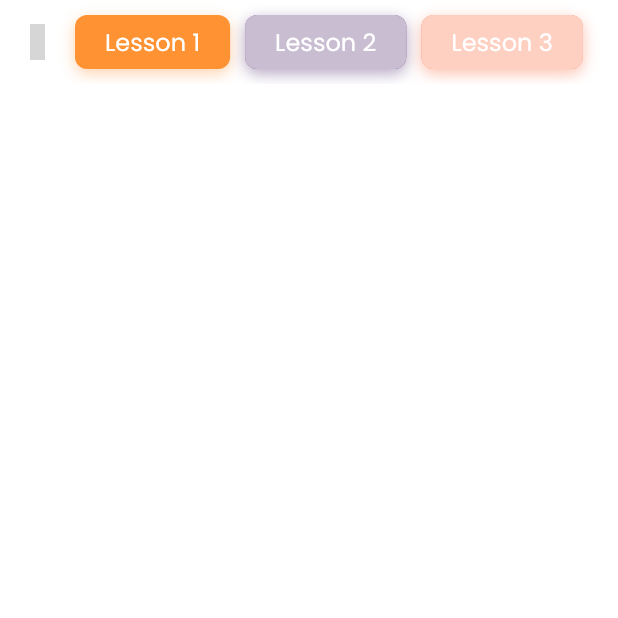
After one commit to kirandroid/Education-App-Design, a Flutter app: the CourseDetail screen opened directly, on a phone screen of 412 x 824 dp, the top half of it. The commit adds this screen. Run offline on Flutter 3.47's test engine with Material 2 defaults, Android fonts, the phone set to English and light mode, and no system bars; our stand-ins replace cached_network_image, flutter_icons, flutter_svg; network calls fail; grey boxes are pictures that could not be loaded.

Commit message:
home item design fix, course detail appbar added

```diff
--- a/lib/components/homeCategoryItem.dart
+++ b/lib/components/homeCategoryItem.dart
@@ -9,7 +9,6 @@ class HomeCategoryItem extends StatefulWidget {
   Color secondaryColor;
   String secondaryIcon;
   double secondaryIconHeight;
-  Color shadowColor;
 
   HomeCategoryItem(
       {this.primaryColor,
@@ -17,7 +16,6 @@ class HomeCategoryItem extends StatefulWidget {
       this.primaryTitle,
       this.secondaryColor,
       this.secondaryIcon,
-      this.shadowColor,
       this.secondaryIconHeight});
 
   @override
@@ -31,7 +29,9 @@ class _HomeCategoryItemState extends State<HomeCategoryItem> {
       height: 100,
       decoration: BoxDecoration(boxShadow: [
         BoxShadow(
-            color: widget.shadowColor, blurRadius: 10, offset: Offset(0.0, 6))
+            color: widget.primaryColor.withOpacity(0.4),
+            blurRadius: 10,
+            offset: Offset(0.0, 6))
       ], color: widget.primaryColor, borderRadius: BorderRadius.circular(10)),
       child: Row(
         mainAxisAlignment: MainAxisAlignment.spaceBetween,
--- a/lib/components/horizontalScrollCourseItem.dart
+++ b/lib/components/horizontalScrollCourseItem.dart
@@ -1,4 +1,5 @@
 import 'package:cached_network_image/cached_network_image.dart';
+import 'package:education_app/screen/courseDetail.dart';
 import 'package:flutter/material.dart';
 import 'package:education_app/utils/Theme.dart' as AppTheme;
 
@@ -19,6 +20,11 @@ class _HorizontalScrollCourseItemState
   Widget build(BuildContext context) {
     return Padding(
       padding: const EdgeInsets.only(left: 16),
+      child: InkWell(
+        onTap: () {
+          Navigator.push(
+              context, MaterialPageRoute(builder: (context) => CourseDetail()));
+        },
         child: Column(
           crossAxisAlignment: CrossAxisAlignment.start,
           children: <Widget>[
@@ -61,6 +67,7 @@ class _HorizontalScrollCourseItemState
             ))
           ],
         ),
+      ),
     );
   }
 }
--- /dev/null
+++ b/lib/components/toggleButton.dart
@@ -0,0 +1,53 @@
+import 'package:flutter/material.dart';
+import 'package:education_app/utils/Theme.dart' as AppTheme;
+
+class ToggleButton extends StatefulWidget {
+  String buttonName;
+  Color buttonColor;
+  bool isPressed;
+
+  ToggleButton({this.buttonColor, this.buttonName, this.isPressed});
+
+  @override
+  _ToggleButtonState createState() => _ToggleButtonState();
+}
+
+class _ToggleButtonState extends State<ToggleButton> {
+  @override
+  Widget build(BuildContext context) {
+    return Padding(
+        padding: const EdgeInsets.only(top: 10, bottom: 10, right: 10),
+        child: InkWell(
+          onTap: () {
+            this.setState(() {
+              widget.isPressed = !widget.isPressed;
+            });
+          },
+          child: Container(
+            foregroundDecoration: !widget.isPressed
+                ? BoxDecoration(
+                    borderRadius: BorderRadius.circular(8),
+                    color: Colors.white.withOpacity(0.7),
+                  )
+                : null,
+            padding: EdgeInsets.symmetric(horizontal: 20),
+            child: Align(
+              alignment: Alignment.center,
+              child: Text(
+                widget.buttonName,
+                style: AppTheme.TextTheme.regularTextWhite,
+              ),
+            ),
+            decoration: BoxDecoration(
+                color: widget.buttonColor,
+                borderRadius: BorderRadius.circular(8),
+                boxShadow: [
+                  BoxShadow(
+                      color: widget.buttonColor.withOpacity(0.4),
+                      blurRadius: 8,
+                      offset: Offset(0.0, 3))
+                ]),
+          ),
+        ));
+  }
+}
--- a/lib/screen/bottomTabs/homeTab.dart
+++ b/lib/screen/bottomTabs/homeTab.dart
@@ -1,4 +1,3 @@
-import 'package:cached_network_image/cached_network_image.dart';
 import 'package:education_app/components/homeCategoryItem.dart';
 import 'package:education_app/components/horizontalScrollCourseItem.dart';
 import 'package:flutter/material.dart';
@@ -80,7 +79,6 @@ class _HomeTabState extends State<HomeTab> {
                                 secondaryColor: AppTheme.Colors.flatOrange,
                                 secondaryIcon: "lib/assets/images/flask.svg",
                                 secondaryIconHeight: 30,
-                                shadowColor: AppTheme.Colors.flatRed40,
                               )),
                         ),
                         Expanded(
@@ -93,7 +91,6 @@ class _HomeTabState extends State<HomeTab> {
                                 secondaryColor: AppTheme.Colors.flatDeepPurple,
                                 secondaryIcon: "lib/assets/images/dna.svg",
                                 secondaryIconHeight: 40,
-                                shadowColor: AppTheme.Colors.flatPurple40,
                               )),
                         ),
                       ],
@@ -114,7 +111,6 @@ class _HomeTabState extends State<HomeTab> {
                                 secondaryIcon:
                                     "lib/assets/images/microscope.svg",
                                 secondaryIconHeight: 30,
-                                shadowColor: AppTheme.Colors.flatDeepPurple40,
                               )),
                         ),
                         Expanded(
@@ -127,7 +123,6 @@ class _HomeTabState extends State<HomeTab> {
                                 secondaryColor: AppTheme.Colors.flatRed,
                                 secondaryIcon:
                                     "lib/assets/images/design-tool.svg",
-                                shadowColor: AppTheme.Colors.flatOrange40,
                                 secondaryIconHeight: 25,
                               )),
                         ),
--- /dev/null
+++ b/lib/screen/courseDetail.dart
@@ -0,0 +1,72 @@
+import 'package:education_app/components/toggleButton.dart';
+import 'package:flutter/material.dart';
+import 'package:education_app/utils/Theme.dart' as AppTheme;
+import 'package:flutter_icons/flutter_icons.dart';
+
+class CourseDetail extends StatefulWidget {
+  @override
+  _CourseDetailState createState() => _CourseDetailState();
+}
+
+class _CourseDetailState extends State<CourseDetail> {
+  @override
+  Widget build(BuildContext context) {
+    return Scaffold(
+        body: NestedScrollView(
+      headerSliverBuilder: (BuildContext context, bool innerBoxIsScrolled) {
+        return <Widget>[
+          new SliverAppBar(
+            floating: true,
+            elevation: 0,
+            snap: true,
+            backgroundColor: AppTheme.Colors.white,
+            brightness: Brightness.light,
+            actions: <Widget>[
+              Expanded(
+                child: Row(
+                  children: <Widget>[
+                    Container(
+                      width: 50,
+                      child: IconButton(
+                        icon: Icon(SimpleLineIcons.getIconData("arrow-left")),
+                        color: AppTheme.Colors.black,
+                        onPressed: () {
+                          Navigator.pop(context);
+                        },
+                      ),
+                    ),
+                    Expanded(
+                      child: ListView(
+                        scrollDirection: Axis.horizontal,
+                        children: <Widget>[
+                          ToggleButton(
+                            buttonName: "Lesson 1",
+                            buttonColor: AppTheme.Colors.flatOrange,
+                            isPressed: true,
+                          ),
+                          ToggleButton(
+                            buttonName: "Lesson 2",
+                            buttonColor: AppTheme.Colors.flatDeepPurple,
+                            isPressed: false,
+                          ),
+                          ToggleButton(
+                            buttonName: "Lesson 3",
+                            buttonColor: AppTheme.Colors.flatRed,
+                            isPressed: false,
+                          )
+                        ],
+                      ),
+                    ),
+                  ],
+                ),
+              )
+            ],
+          ),
+        ];
+      },
+      body: Container(
+        color: AppTheme.Colors.white,
+      ),
+    ));
+  }
+}
--- a/lib/utils/Theme.dart
+++ b/lib/utils/Theme.dart
@@ -40,6 +40,12 @@ class TextTheme {
       fontSize: 16,
       color: Colors.flatDeepPurple);
 
+  static TextStyle regularTextWhite = TextStyle(
+      fontFamily: "pop",
+      fontWeight: FontWeight.w400,
+      fontSize: 16,
+      color: Colors.white);
+
   static TextStyle bigTitleLight = TextStyle(
       fontFamily: "pop",
       fontWeight: FontWeight.w300,
```
Lines whose indentation alone changed are shown as unchanged.
